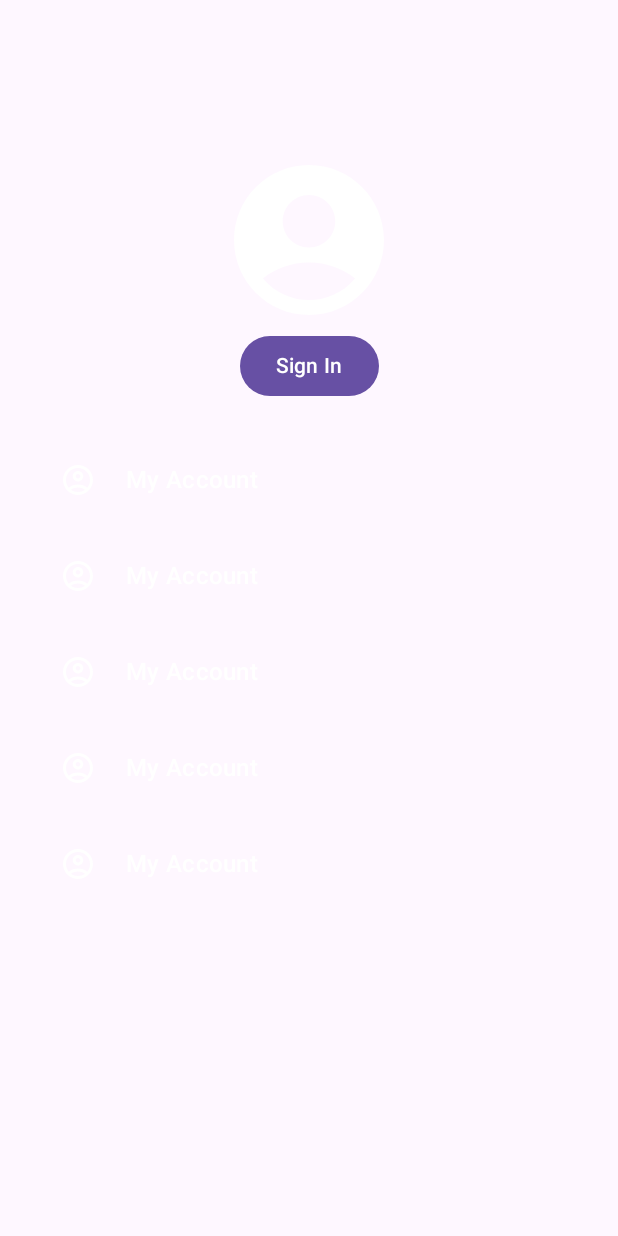
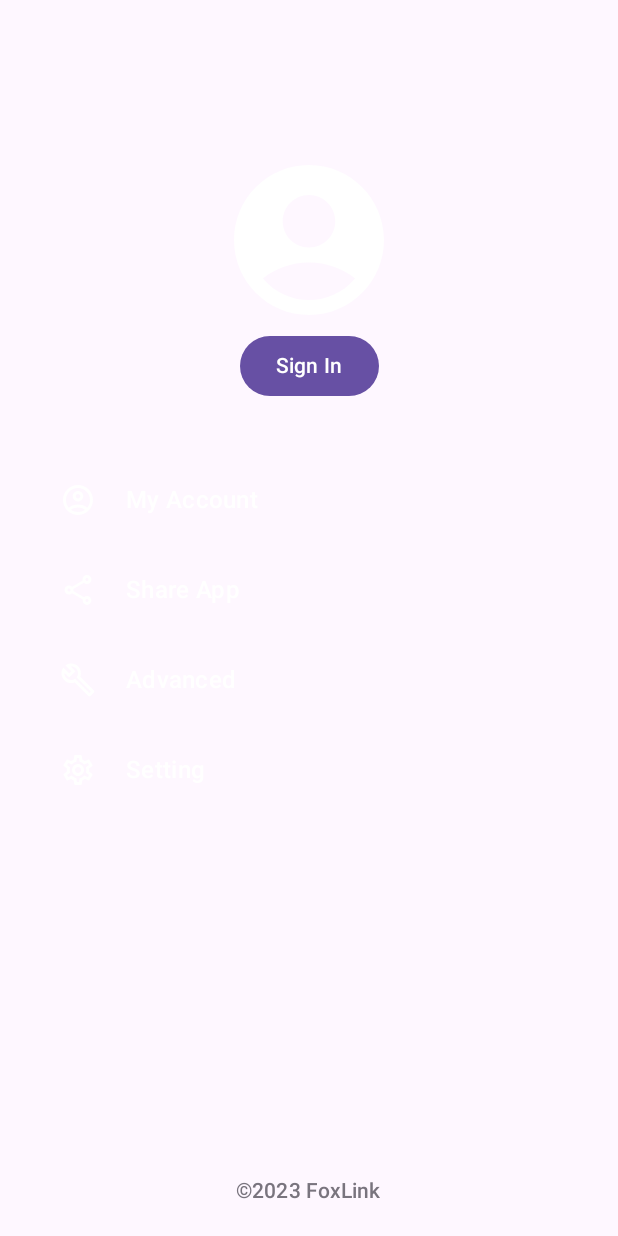
Before and after one commit to Cjiio/FoxLink, an Android app built with Jetpack Compose: the @Preview function DrawerContentPreview, on a phone screen of 412 x 824 dp. Run offline under Robolectric (Android 15) with nearby library versions, the phone set to English and light mode, and no system bars.

Commit message:
完善主页布局

```diff
--- a/app/build.gradle.kts
+++ b/app/build.gradle.kts
@@ -33,12 +33,12 @@ android {
     }
 
     namespace = "tech.foxio.foxlink"
-    compileSdk = 33
+    compileSdk = 34
 
     defaultConfig {
         applicationId = "tech.foxio.foxlink"
         minSdk = 24
-        targetSdk = 33
+        targetSdk = 34
         versionCode = getVersionCode()
         versionName = getVersionName()
 
@@ -48,8 +48,8 @@ android {
         }
         //ndk配置
         ndk {
-            abiFilters += "arm64-v8a"
-            abiFilters += "armeabi-v7a"
+            //noinspection ChromeOsAbiSupport
+            abiFilters += listOf("armeabi-v7a", "arm64-v8a")
         }
         //BuildConfig配置
         buildConfigField("String", "DATA_BASE_NAME", "\"AppData.db\"")
--- a/app/src/main/java/tech/foxio/foxlink/ui/screens/home/HomeScreen.kt
+++ b/app/src/main/java/tech/foxio/foxlink/ui/screens/home/HomeScreen.kt
@@ -3,10 +3,12 @@ package tech.foxio.foxlink.ui.screens.home
 import android.app.Activity
 import androidx.activity.compose.BackHandler
 import androidx.compose.foundation.Image
+import androidx.compose.foundation.clickable
 import androidx.compose.foundation.layout.Arrangement
 import androidx.compose.foundation.layout.Column
 import androidx.compose.foundation.layout.Row
 import androidx.compose.foundation.layout.Spacer
+import androidx.compose.foundation.layout.defaultMinSize
 import androidx.compose.foundation.layout.fillMaxSize
 import androidx.compose.foundation.layout.fillMaxWidth
 import androidx.compose.foundation.layout.height
@@ -25,6 +27,9 @@ import androidx.compose.material.icons.filled.Menu
 import androidx.compose.material.icons.filled.Notifications
 import androidx.compose.material.icons.filled.Send
 import androidx.compose.material.icons.outlined.AccountCircle
+import androidx.compose.material.icons.outlined.Build
+import androidx.compose.material.icons.outlined.Settings
+import androidx.compose.material.icons.outlined.Share
 import androidx.compose.material.rememberScaffoldState
 import androidx.compose.material3.Button
 import androidx.compose.material3.CenterAlignedTopAppBar
@@ -152,7 +157,6 @@ fun DrawerContentPreview() {
 
 @Composable
 fun DrawerContent(scaffoldState: ScaffoldState, scope: CoroutineScope) {
-
     BackHandler(enabled = scaffoldState.drawerState.isOpen) {
         scope.launch {
             scaffoldState.drawerState.close()
@@ -180,13 +184,17 @@ fun DrawerContent(scaffoldState: ScaffoldState, scope: CoroutineScope) {
             modifier = Modifier
                 .fillMaxWidth(),
             horizontalAlignment = Alignment.Start,
-            verticalArrangement = Arrangement.spacedBy(40.dp),
+            verticalArrangement = Arrangement.spacedBy(10.dp),
             content = {
-                items(5) {
+                item {
                     Row(
                         verticalAlignment = Alignment.CenterVertically,
                         modifier = Modifier
-                            .fillMaxWidth(),
+                            .defaultMinSize(minHeight = 50.dp)
+                            .fillMaxWidth()
+                            .clickable {
+
+                            },
                     ) {
                         Icon(
                             imageVector = Icons.Outlined.AccountCircle,
@@ -201,8 +209,90 @@ fun DrawerContent(scaffoldState: ScaffoldState, scope: CoroutineScope) {
                         )
                     }
                 }
+                item {
+                    Row(
+                        verticalAlignment = Alignment.CenterVertically,
+                        modifier = Modifier
+                            .defaultMinSize(minHeight = 50.dp)
+                            .fillMaxWidth()
+                            .clickable {
+
+                            },
+                    ) {
+                        Icon(
+                            imageVector = Icons.Outlined.Share,
+                            contentDescription = null,
+                            tint = MaterialTheme.colorScheme.onPrimary
+                        )
+                        Spacer(modifier = Modifier.width(20.dp))
+                        Text(
+                            text = "Share App",
+                            style = MaterialTheme.typography.titleMedium,
+                            color = MaterialTheme.colorScheme.onPrimary
+                        )
+                    }
+                }
+                item {
+                    Row(
+                        verticalAlignment = Alignment.CenterVertically,
+                        modifier = Modifier
+                            .defaultMinSize(minHeight = 50.dp)
+                            .fillMaxWidth()
+                            .clickable {
+
+                            },
+                    ) {
+                        Icon(
+                            imageVector = Icons.Outlined.Build,
+                            contentDescription = null,
+                            tint = MaterialTheme.colorScheme.onPrimary
+                        )
+                        Spacer(modifier = Modifier.width(20.dp))
+                        Text(
+                            text = "Advanced",
+                            style = MaterialTheme.typography.titleMedium,
+                            color = MaterialTheme.colorScheme.onPrimary
+                        )
+                    }
+                }
+                item {
+                    Row(
+                        verticalAlignment = Alignment.CenterVertically,
+                        modifier = Modifier
+                            .defaultMinSize(minHeight = 50.dp)
+                            .fillMaxWidth()
+                            .clickable {
+
+                            },
+                    ) {
+                        Icon(
+                            imageVector = Icons.Outlined.Settings,
+                            contentDescription = null,
+                            tint = MaterialTheme.colorScheme.onPrimary
+                        )
+                        Spacer(modifier = Modifier.width(20.dp))
+                        Text(
+                            text = "Setting",
+                            style = MaterialTheme.typography.titleMedium,
+                            color = MaterialTheme.colorScheme.onPrimary
+                        )
+                    }
+                }
             }
         )
+        Column(
+            verticalArrangement = Arrangement.Bottom,
+            horizontalAlignment = Alignment.CenterHorizontally,
+            modifier = Modifier
+                .fillMaxSize()
+        ) {
+            Text(
+                text = "©2023 FoxLink",
+                style = MaterialTheme.typography.titleSmall,
+                color = MaterialTheme.colorScheme.outline
+            )
+            Spacer(modifier = Modifier.height(20.dp))
+        }
     }
 }
 
--- a/gradle.properties
+++ b/gradle.properties
@@ -21,3 +21,4 @@ kotlin.code.style=official
 # resources declared in the library itself and none from the library's dependencies,
 # thereby reducing the size of the R class for that library
 android.nonTransitiveRClass=true
+android.suppressUnsupportedCompileSdk=34
```
